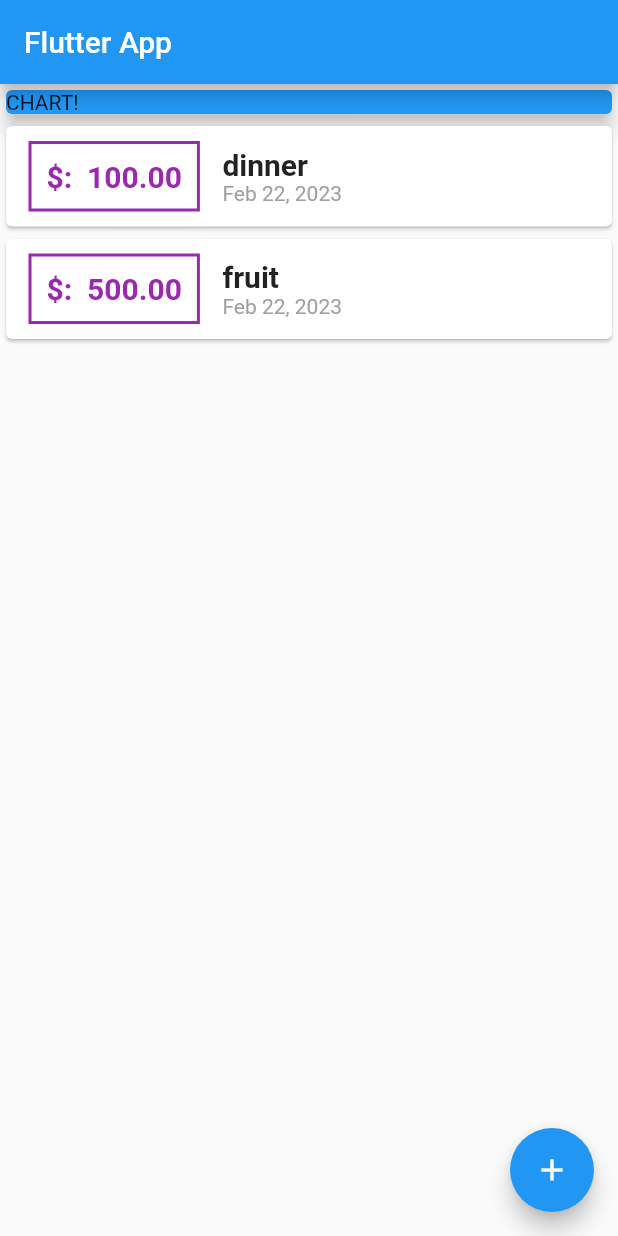
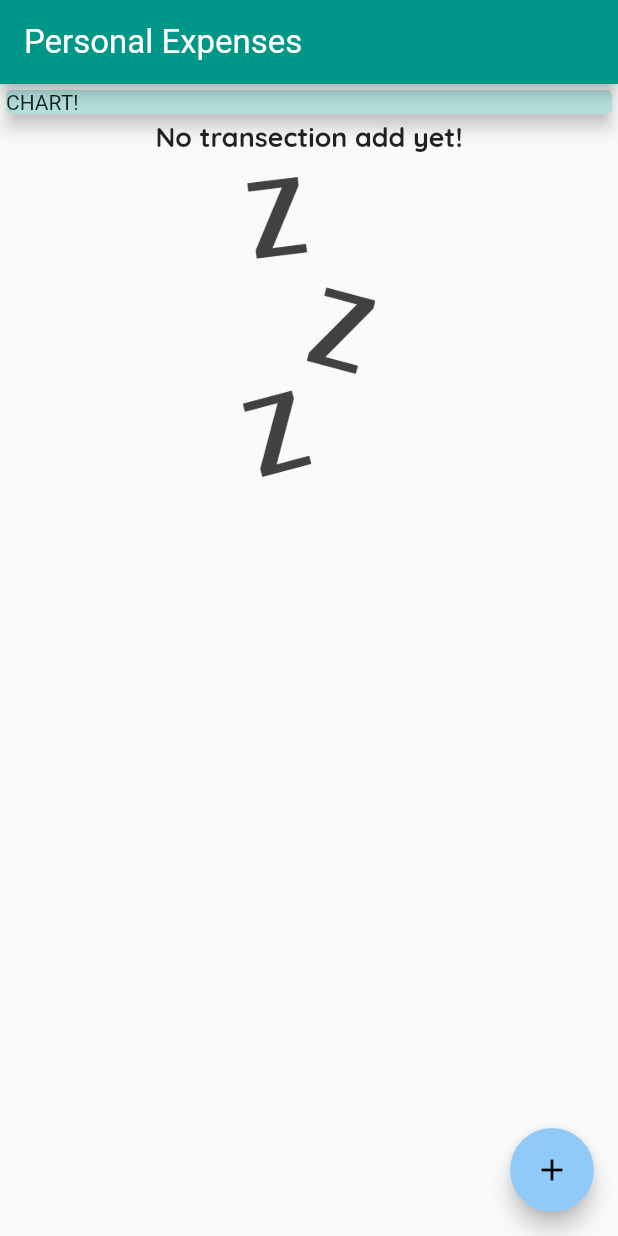
Before and after one commit to Jinil-Chandarana/personal_expanse_app, a Flutter app: the screen it shows after launch, on a phone screen of 412 x 824 dp. Run offline on Flutter 3.47's test engine with Material 2 defaults, Android fonts, the phone set to English and light mode, and no system bars; Roboto replaces fonts that are missing (OpanSans).

Commit message:
img and text style

```diff
--- a/lib/main.dart
+++ b/lib/main.dart
@@ -10,7 +10,26 @@ class MyApp extends StatelessWidget {
   @override
   Widget build(BuildContext context) {
     return MaterialApp(
-      title: 'Flutter App',
+      title: 'Personal Expenses',
+      theme: ThemeData(
+        primarySwatch: Colors.teal,
+        accentColor: Colors.blue[200],
+        //fontFamily: 'OpenSans',
+        textTheme: ThemeData.light().textTheme.copyWith(
+              titleMedium: TextStyle(
+                fontFamily: 'Quicksand',
+                fontSize: 18,
+                fontWeight: FontWeight.bold,
+              ),
+            ),
+        appBarTheme: AppBarTheme(
+          titleTextStyle: TextStyle(
+            fontFamily: 'OpanSans',
+            fontSize: 22,
+            //fontWeight: FontWeight.bold,
+          ),
+        ),
+      ),
       home: MyHomePage(),
     );
   }
@@ -22,20 +41,7 @@ class MyHomePage extends StatefulWidget {
 }
 
 class _MyHomePageState extends State<MyHomePage> {
-  final List<Transection> _userTransections = [
-    Transection(
-      id: '1',
-      amount: 100.0,
-      title: 'dinner',
-      date: DateTime.now(),
-    ),
-    Transection(
-      id: '2',
-      amount: 500.0,
-      title: 'fruit',
-      date: DateTime.now(),
-    ),
-  ];
+  final List<Transection> _userTransections = [];
 
   void _addNewTransection(String txTitle, double txAmount) {
     final newTx = Transection(
@@ -67,7 +73,7 @@ class _MyHomePageState extends State<MyHomePage> {
   Widget build(BuildContext context) {
     return Scaffold(
       appBar: AppBar(
-        title: Text('Flutter App'),
+        title: Text('Personal Expenses'),
       ),
       body: SingleChildScrollView(
         child: Column(
@@ -76,7 +82,7 @@ class _MyHomePageState extends State<MyHomePage> {
             Container(
               width: double.infinity,
               child: Card(
-                color: Colors.blue,
+                color: Theme.of(context).primaryColorLight,
                 child: Text('CHART!'),
                 elevation: 5,
               ),
--- a/lib/widgets/transection_list.dart
+++ b/lib/widgets/transection_list.dart
@@ -10,7 +10,26 @@ class TransectionList extends StatelessWidget {
   Widget build(BuildContext context) {
     return Container(
       height: 400,
-      child: ListView.builder(
+      child: transections.isEmpty
+          ? Column(
+              children: [
+                Text(
+                  'No transection add yet!',
+                  style: Theme.of(context).textTheme.titleMedium,
+                ),
+                SizedBox(
+                  height: 15,
+                ),
+                Container(
+                  height: 200,
+                  child: Image.asset(
+                    'assets/images/waiting.png',
+                    fit: BoxFit.cover,
+                  ),
+                )
+              ],
+            )
+          : ListView.builder(
               itemCount: transections.length,
               itemBuilder: (context, index) {
                 return Card(
@@ -23,19 +42,14 @@ class TransectionList extends StatelessWidget {
                         ),
                         decoration: BoxDecoration(
                           border: Border.all(
-                      color: Colors.purple,
+                            color: Theme.of(context).primaryColor,
                             width: 2,
                           ),
                         ),
                         padding: EdgeInsets.all(10),
                         child: Text(
                             '\$:  ${transections[index].amount.toStringAsFixed(2)}',
-                    style: TextStyle(
-                      fontSize: 20,
-                      fontWeight: FontWeight.bold,
-                      color: Colors.purple,
-                    ),
-                  ),
+                            style: Theme.of(context).textTheme.titleMedium),
                       ),
                       Column(
                         crossAxisAlignment: CrossAxisAlignment.start,
```
Also changed, not shown: pubspec.yaml (+13 -8 lines), assets/fonts/OpenSans-Bold.ttf (added), assets/fonts/OpenSans-Regular.ttf (added), assets/fonts/Quicksand-Bold.ttf (added), assets/fonts/Quicksand-Light.ttf (added), assets/fonts/Quicksand-Medium.ttf (added), assets/fonts/Quicksand-Regular.ttf (added), assets/images/waiting.png (added). Lines whose indentation alone changed are shown as unchanged.
